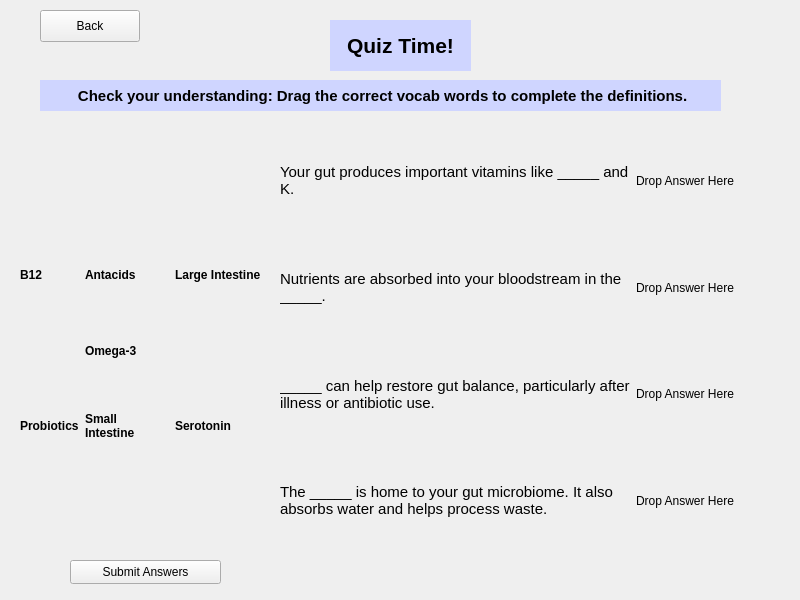
Old version of the form A8EduApp/quizdragdropwidget.ui in the repository University-of-Utah-CS3505/a9-edu-app-f24-00Calvin00.
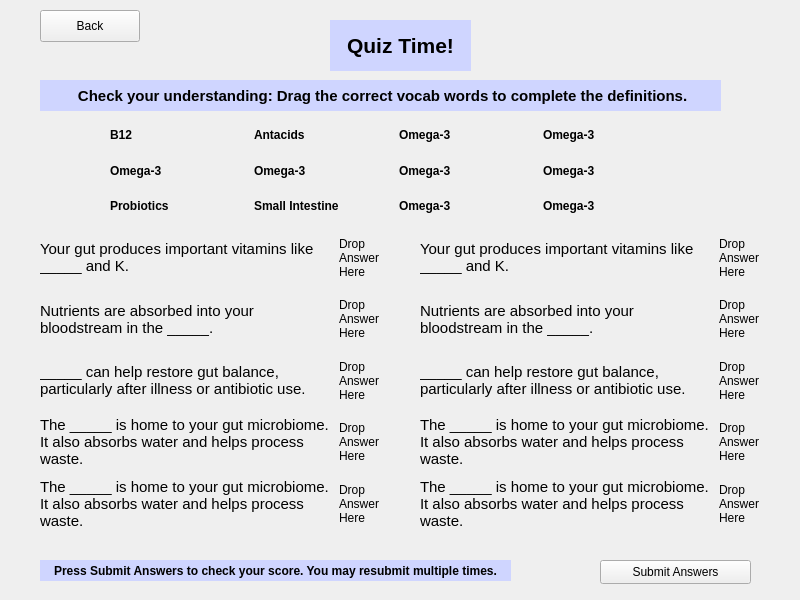
New version of the form. Custom widgets are drawn as their Qt base class.

Commit message:
Reformatted quiz drag drop page
created space for 6 more questions

Diff of the .ui file:
```diff
--- a/A8EduApp/quizdragdropwidget.ui
+++ b/A8EduApp/quizdragdropwidget.ui
@@ -81,37 +81,37 @@
   <widget class="QWidget" name="gridLayoutWidget">
    <property name="geometry">
     <rect>
-     <x>20</x>
-     <y>240</y>
-     <width>241</width>
-     <height>221</height>
+     <x>110</x>
+     <y>120</y>
+     <width>571</width>
+     <height>101</height>
     </rect>
    </property>
    <layout class="QGridLayout" name="VocabSelection">
-    <item row="0" column="0">
-     <widget class="DraggableLabel" name="vocab1">
+    <item row="1" column="2">
+     <widget class="DraggableLabel" name="vocab4_5">
       <property name="font">
        <font>
         <bold>true</bold>
        </font>
       </property>
       <property name="text">
-       <string>B12</string>
+       <string>Omega-3</string>
       </property>
       <property name="wordWrap">
        <bool>true</bool>
       </property>
      </widget>
     </item>
-    <item row="0" column="2">
-     <widget class="DraggableLabel" name="vocab3">
+    <item row="0" column="3">
+     <widget class="DraggableLabel" name="vocab4_7">
       <property name="font">
        <font>
         <bold>true</bold>
        </font>
       </property>
       <property name="text">
-       <string>Large Intestine</string>
+       <string>Omega-3</string>
       </property>
       <property name="wordWrap">
        <bool>true</bool>
@@ -119,14 +119,44 @@
      </widget>
     </item>
     <item row="2" column="2">
-     <widget class="DraggableLabel" name="vocab7">
+     <widget class="DraggableLabel" name="vocab4_4">
       <property name="font">
        <font>
         <bold>true</bold>
        </font>
       </property>
       <property name="text">
-       <string>Serotonin</string>
+       <string>Omega-3</string>
+      </property>
+      <property name="wordWrap">
+       <bool>true</bool>
+      </property>
+     </widget>
+    </item>
+    <item row="1" column="0">
+     <widget class="DraggableLabel" name="vocab4_2">
+      <property name="font">
+       <font>
+        <bold>true</bold>
+       </font>
+      </property>
+      <property name="text">
+       <string>Omega-3</string>
+      </property>
+      <property name="wordWrap">
+       <bool>true</bool>
+      </property>
+     </widget>
+    </item>
+    <item row="2" column="1">
+     <widget class="DraggableLabel" name="vocab6">
+      <property name="font">
+       <font>
+        <bold>true</bold>
+       </font>
+      </property>
+      <property name="text">
+       <string>Small Intestine</string>
       </property>
       <property name="wordWrap">
        <bool>true</bool>
@@ -148,6 +178,81 @@
       </property>
      </widget>
     </item>
+    <item row="0" column="2">
+     <widget class="DraggableLabel" name="vocab4_6">
+      <property name="font">
+       <font>
+        <bold>true</bold>
+       </font>
+      </property>
+      <property name="text">
+       <string>Omega-3</string>
+      </property>
+      <property name="wordWrap">
+       <bool>true</bool>
+      </property>
+     </widget>
+    </item>
+    <item row="1" column="3">
+     <widget class="DraggableLabel" name="vocab4_8">
+      <property name="font">
+       <font>
+        <bold>true</bold>
+       </font>
+      </property>
+      <property name="text">
+       <string>Omega-3</string>
+      </property>
+      <property name="wordWrap">
+       <bool>true</bool>
+      </property>
+     </widget>
+    </item>
+    <item row="2" column="3">
+     <widget class="DraggableLabel" name="vocab4_9">
+      <property name="font">
+       <font>
+        <bold>true</bold>
+       </font>
+      </property>
+      <property name="text">
+       <string>Omega-3</string>
+      </property>
+      <property name="wordWrap">
+       <bool>true</bool>
+      </property>
+     </widget>
+    </item>
+    <item row="1" column="1">
+     <widget class="DraggableLabel" name="vocab4">
+      <property name="font">
+       <font>
+        <bold>true</bold>
+       </font>
+      </property>
+      <property name="text">
+       <string>Omega-3</string>
+      </property>
+      <property name="wordWrap">
+       <bool>true</bool>
+      </property>
+     </widget>
+    </item>
+    <item row="0" column="0">
+     <widget class="DraggableLabel" name="vocab1">
+      <property name="font">
+       <font>
+        <bold>true</bold>
+       </font>
+      </property>
+      <property name="text">
+       <string>B12</string>
+      </property>
+      <property name="wordWrap">
+       <bool>true</bool>
+      </property>
+     </widget>
+    </item>
     <item row="2" column="0">
      <widget class="DraggableLabel" name="vocab5">
       <property name="font">
@@ -163,75 +268,27 @@
       </property>
      </widget>
     </item>
-    <item row="2" column="1">
-     <widget class="DraggableLabel" name="vocab6">
-      <property name="font">
-       <font>
-        <bold>true</bold>
-       </font>
-      </property>
-      <property name="text">
-       <string>Small Intestine</string>
-      </property>
-      <property name="wordWrap">
-       <bool>true</bool>
-      </property>
-     </widget>
-    </item>
-    <item row="1" column="1">
-     <widget class="DraggableLabel" name="vocab4">
-      <property name="font">
-       <font>
-        <bold>true</bold>
-       </font>
-      </property>
-      <property name="text">
-       <string>Omega-3</string>
-      </property>
-      <property name="wordWrap">
-       <bool>true</bool>
-      </property>
-     </widget>
-    </item>
    </layout>
   </widget>
   <widget class="QWidget" name="gridLayoutWidget_2">
    <property name="geometry">
     <rect>
-     <x>280</x>
-     <y>130</y>
-     <width>491</width>
-     <height>421</height>
+     <x>40</x>
+     <y>230</y>
+     <width>341</width>
+     <height>301</height>
     </rect>
    </property>
    <layout class="QGridLayout" name="DefineSection">
-    <item row="1" column="0">
-     <widget class="QLabel" name="definition1">
+    <item row="5" column="0">
+     <widget class="QLabel" name="definition5">
       <property name="font">
        <font>
         <pointsize>11</pointsize>
        </font>
       </property>
       <property name="text">
-       <string>Your gut produces important vitamins like _____ and K.</string>
-      </property>
-      <property name="wordWrap">
-       <bool>true</bool>
-      </property>
-     </widget>
-    </item>
-    <item row="2" column="0">
-     <widget class="QLabel" name="definition2">
-      <property name="font">
-       <font>
-        <pointsize>11</pointsize>
-       </font>
-      </property>
-      <property name="lineWidth">
-       <number>1</number>
-      </property>
-      <property name="text">
-       <string>Nutrients are absorbed into your bloodstream in the _____.</string>
+       <string>The _____ is home to your gut microbiome. It also absorbs water and helps process waste.</string>
       </property>
       <property name="wordWrap">
        <bool>true</bool>
@@ -258,19 +315,8 @@
       <property name="text">
        <string>Drop Answer Here</string>
       </property>
-     </widget>
-    </item>
-    <item row="1" column="1">
-     <widget class="DropLabel" name="answer1">
-      <property name="text">
-       <string>Drop Answer Here</string>
-      </property>
-     </widget>
-    </item>
-    <item row="4" column="1">
-     <widget class="DropLabel" name="answer4">
-      <property name="text">
-       <string>Drop Answer Here</string>
+      <property name="wordWrap">
+       <bool>true</bool>
       </property>
      </widget>
     </item>
@@ -289,11 +335,77 @@
       </property>
      </widget>
     </item>
+    <item row="2" column="0">
+     <widget class="QLabel" name="definition2">
+      <property name="font">
+       <font>
+        <pointsize>11</pointsize>
+       </font>
+      </property>
+      <property name="lineWidth">
+       <number>1</number>
+      </property>
+      <property name="text">
+       <string>Nutrients are absorbed into your bloodstream in the _____.</string>
+      </property>
+      <property name="wordWrap">
+       <bool>true</bool>
+      </property>
+     </widget>
+    </item>
+    <item row="1" column="0">
+     <widget class="QLabel" name="definition1">
+      <property name="font">
+       <font>
+        <pointsize>11</pointsize>
+       </font>
+      </property>
+      <property name="text">
+       <string>Your gut produces important vitamins like _____ and K.</string>
+      </property>
+      <property name="wordWrap">
+       <bool>true</bool>
+      </property>
+     </widget>
+    </item>
+    <item row="4" column="1">
+     <widget class="DropLabel" name="answer4">
+      <property name="text">
+       <string>Drop Answer Here</string>
+      </property>
+      <property name="wordWrap">
+       <bool>true</bool>
+      </property>
+     </widget>
+    </item>
+    <item row="1" column="1">
+     <widget class="DropLabel" name="answer1">
+      <property name="text">
+       <string>Drop Answer Here</string>
+      </property>
+      <property name="wordWrap">
+       <bool>true</bool>
+      </property>
+     </widget>
+    </item>
+    <item row="5" column="1">
+     <widget class="DropLabel" name="answer4_3">
+      <property name="text">
+       <string>Drop Answer Here</string>
+      </property>
+      <property name="wordWrap">
+       <bool>true</bool>
+      </property>
+     </widget>
+    </item>
     <item row="3" column="1">
      <widget class="DropLabel" name="answer3">
       <property name="text">
        <string>Drop Answer Here</string>
       </property>
+      <property name="wordWrap">
+       <bool>true</bool>
+      </property>
      </widget>
     </item>
    </layout>
@@ -301,7 +413,7 @@
   <widget class="QPushButton" name="submitButton">
    <property name="geometry">
     <rect>
-     <x>70</x>
+     <x>600</x>
      <y>560</y>
      <width>151</width>
      <height>24</height>
@@ -324,6 +436,177 @@
     <string>Back</string>
    </property>
   </widget>
+  <widget class="QWidget" name="gridLayoutWidget_3">
+   <property name="geometry">
+    <rect>
+     <x>420</x>
+     <y>230</y>
+     <width>341</width>
+     <height>301</height>
+    </rect>
+   </property>
+   <layout class="QGridLayout" name="DefineSection_2">
+    <item row="5" column="0">
+     <widget class="QLabel" name="definition5_2">
+      <property name="font">
+       <font>
+        <pointsize>11</pointsize>
+       </font>
+      </property>
+      <property name="text">
+       <string>The _____ is home to your gut microbiome. It also absorbs water and helps process waste.</string>
+      </property>
+      <property name="wordWrap">
+       <bool>true</bool>
+      </property>
+     </widget>
+    </item>
+    <item row="4" column="0">
+     <widget class="QLabel" name="definition4_2">
+      <property name="font">
+       <font>
+        <pointsize>11</pointsize>
+       </font>
+      </property>
+      <property name="text">
+       <string>The _____ is home to your gut microbiome. It also absorbs water and helps process waste.</string>
+      </property>
+      <property name="wordWrap">
+       <bool>true</bool>
+      </property>
+     </widget>
+    </item>
+    <item row="2" column="1">
+     <widget class="DropLabel" name="answer2_2">
+      <property name="text">
+       <string>Drop Answer Here</string>
+      </property>
+      <property name="wordWrap">
+       <bool>true</bool>
+      </property>
+     </widget>
+    </item>
+    <item row="3" column="0">
+     <widget class="QLabel" name="definition3_2">
+      <property name="font">
+       <font>
+        <pointsize>11</pointsize>
+       </font>
+      </property>
+      <property name="text">
+       <string>_____ can help restore gut balance, particularly after illness or antibiotic use.</string>
+      </property>
+      <property name="wordWrap">
+       <bool>true</bool>
+      </property>
+     </widget>
+    </item>
+    <item row="2" column="0">
+     <widget class="QLabel" name="definition2_2">
+      <property name="font">
+       <font>
+        <pointsize>11</pointsize>
+       </font>
+      </property>
+      <property name="lineWidth">
+       <number>1</number>
+      </property>
+      <property name="text">
+       <string>Nutrients are absorbed into your bloodstream in the _____.</string>
+      </property>
+      <property name="wordWrap">
+       <bool>true</bool>
+      </property>
+     </widget>
+    </item>
+    <item row="1" column="0">
+     <widget class="QLabel" name="definition1_2">
+      <property name="font">
+       <font>
+        <pointsize>11</pointsize>
+       </font>
+      </property>
+      <property name="text">
+       <string>Your gut produces important vitamins like _____ and K.</string>
+      </property>
+      <property name="wordWrap">
+       <bool>true</bool>
+      </property>
+     </widget>
+    </item>
+    <item row="4" column="1">
+     <widget class="DropLabel" name="answer4_2">
+      <property name="text">
+       <string>Drop Answer Here</string>
+      </property>
+      <property name="wordWrap">
+       <bool>true</bool>
+      </property>
+     </widget>
+    </item>
+    <item row="1" column="1">
+     <widget class="DropLabel" name="answer1_2">
+      <property name="text">
+       <string>Drop Answer Here</string>
+      </property>
+      <property name="wordWrap">
+       <bool>true</bool>
+      </property>
+     </widget>
+    </item>
+    <item row="5" column="1">
+     <widget class="DropLabel" name="answer4_4">
+      <property name="text">
+       <string>Drop Answer Here</string>
+      </property>
+      <property name="wordWrap">
+       <bool>true</bool>
+      </property>
+     </widget>
+    </item>
+    <item row="3" column="1">
+     <widget class="DropLabel" name="answer3_2">
+      <property name="text">
+       <string>Drop Answer Here</string>
+      </property>
+      <property name="wordWrap">
+       <bool>true</bool>
+      </property>
+     </widget>
+    </item>
+   </layout>
+  </widget>
+  <widget class="QLabel" name="instructions_2">
+   <property name="geometry">
+    <rect>
+     <x>40</x>
+     <y>560</y>
+     <width>471</width>
+     <height>21</height>
+    </rect>
+   </property>
+   <property name="font">
+    <font>
+     <pointsize>9</pointsize>
+     <italic>false</italic>
+     <bold>true</bold>
+     <kerning>true</kerning>
+    </font>
+   </property>
+   <property name="autoFillBackground">
+    <bool>false</bool>
+   </property>
+   <property name="styleSheet">
+    <string notr="true">color: black;
+background-color: rgb(207, 213, 255);</string>
+   </property>
+   <property name="text">
+    <string>Press Submit Answers to check your score. You may resubmit multiple times.</string>
+   </property>
+   <property name="alignment">
+    <set>Qt::AlignmentFlag::AlignCenter</set>
+   </property>
+  </widget>
  </widget>
  <customwidgets>
   <customwidget>
```
The commit also changes 1 other file.
